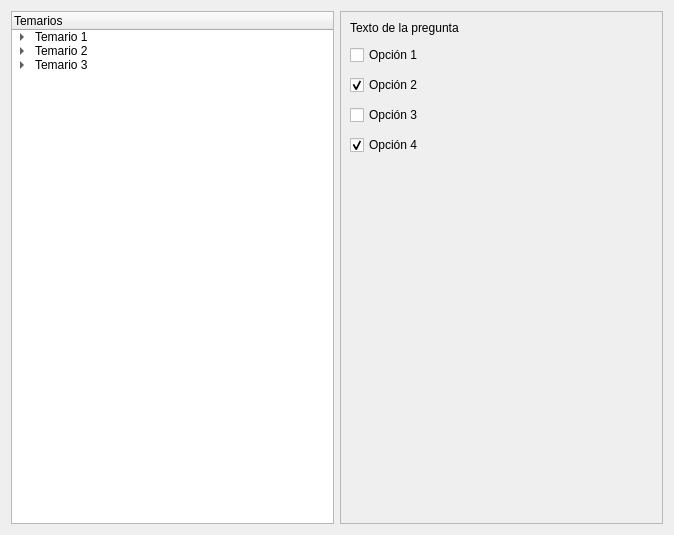
Above: qtui/ui/page3_scan.ui from matcom/autoexam before the change. Below: the same form after it.
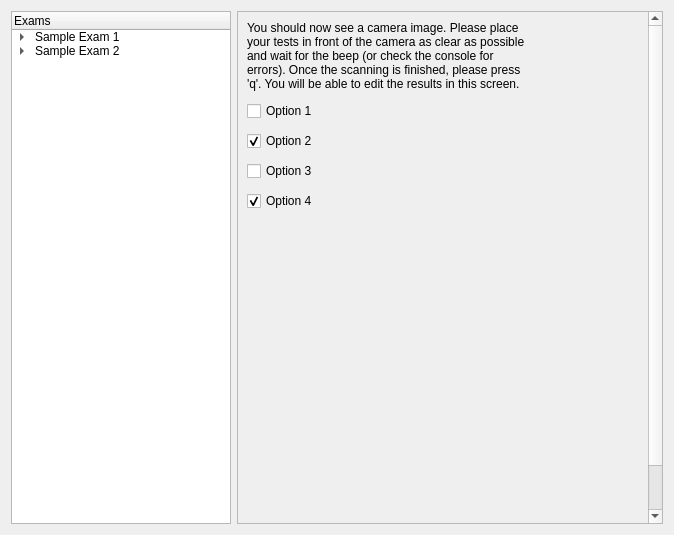
That is the form after the change.

```diff
--- a/qtui/ui/page3_scan.ui
+++ b/qtui/ui/page3_scan.ui
@@ -27,12 +27,12 @@
      </attribute>
      <column>
       <property name="text">
-       <string>Temarios</string>
+       <string>Exams</string>
       </property>
      </column>
      <item>
       <property name="text">
-       <string>Temario 1</string>
+       <string>Sample Exam 1</string>
       </property>
       <item>
        <property name="text">
@@ -52,7 +52,7 @@
      </item>
      <item>
       <property name="text">
-       <string>Temario 2</string>
+       <string>Sample Exam 2</string>
       </property>
       <item>
        <property name="text">
@@ -66,27 +66,7 @@
       </item>
       <item>
        <property name="text">
-        <string>Pregunta 3</string>
-       </property>
-      </item>
-     </item>
-     <item>
-      <property name="text">
-       <string>Temario 3</string>
-      </property>
-      <item>
-       <property name="text">
-        <string>Pregunta 1</string>
-       </property>
-      </item>
-      <item>
-       <property name="text">
-        <string>Pregunta 2</string>
-       </property>
-      </item>
-      <item>
-       <property name="text">
-        <string>Pregunta 3</string>
+        <string>Question 3</string>
        </property>
       </item>
      </item>
@@ -99,6 +79,12 @@
    </item>
    <item row="0" column="1">
     <widget class="QScrollArea" name="scrollArea">
+     <property name="sizePolicy">
+      <sizepolicy hsizetype="Expanding" vsizetype="Expanding">
+       <horstretch>0</horstretch>
+       <verstretch>0</verstretch>
+      </sizepolicy>
+     </property>
      <property name="widgetResizable">
       <bool>true</bool>
      </property>
@@ -107,8 +93,8 @@
        <rect>
         <x>0</x>
         <y>0</y>
-        <width>321</width>
-        <height>513</height>
+        <width>402</width>
+        <height>605</height>
        </rect>
       </property>
       <layout class="QGridLayout" name="gridLayout_2">
@@ -119,25 +105,34 @@
          </property>
          <item>
           <widget class="QLabel" name="label_2">
+           <property name="sizePolicy">
+            <sizepolicy hsizetype="MinimumExpanding" vsizetype="Preferred">
+             <horstretch>0</horstretch>
+             <verstretch>0</verstretch>
+            </sizepolicy>
+           </property>
            <property name="text">
-            <string>Texto de la pregunta</string>
+            <string>You should now see a camera image. Please place your tests in front of the camera as clear as possible and wait for the beep (or check the console for errors). Once the scanning is finished, please press 'q'. You will be able to edit the results in this screen.</string>
            </property>
            <property name="alignment">
             <set>Qt::AlignLeading|Qt::AlignLeft|Qt::AlignTop</set>
            </property>
+           <property name="wordWrap">
+            <bool>true</bool>
+           </property>
           </widget>
          </item>
          <item>
           <widget class="QCheckBox" name="checkBox">
            <property name="text">
-            <string>Opción 1</string>
+            <string>Option 1</string>
            </property>
           </widget>
          </item>
          <item>
           <widget class="QCheckBox" name="checkBox_2">
            <property name="text">
-            <string>Opción 2</string>
+            <string>Option 2</string>
            </property>
            <property name="checked">
             <bool>true</bool>
@@ -147,14 +142,14 @@
          <item>
           <widget class="QCheckBox" name="checkBox_3">
            <property name="text">
-            <string>Opción 3</string>
+            <string>Option 3</string>
            </property>
           </widget>
          </item>
          <item>
           <widget class="QCheckBox" name="checkBox_4">
            <property name="text">
-            <string>Opción 4</string>
+            <string>Option 4</string>
            </property>
            <property name="checked">
             <bool>true</bool>
```
Left out of the diff: 36 changed lines with no effect on the pictures.
